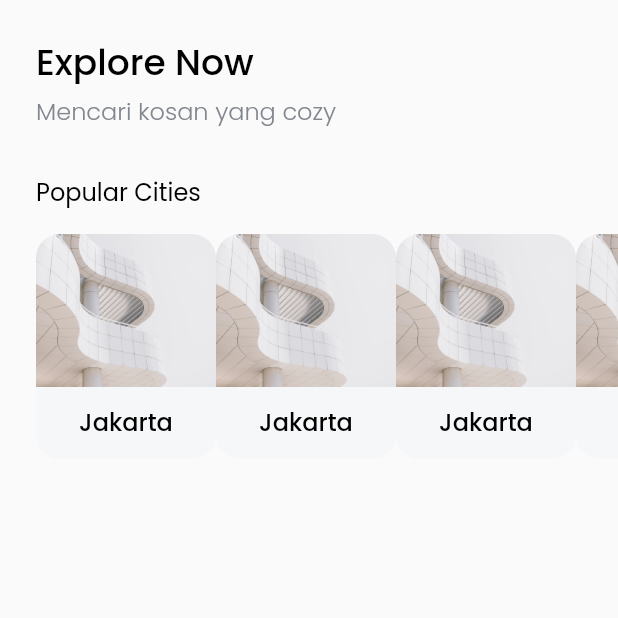
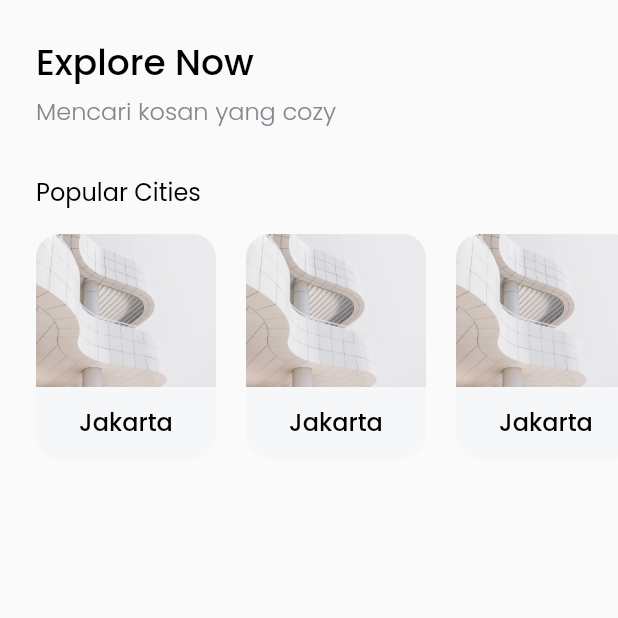
Before and after one commit to Bintaaaa/ui_finding_rent_house, a Flutter app: the HomePage screen opened directly, on a phone screen of 412 x 824 dp, the top half of it. Run offline on Flutter 3.47's test engine with Material 2 defaults, Android fonts, the phone set to English and light mode, and no system bars; our stand-ins replace google_fonts.

```diff
--- a/lib/main.dart
+++ b/lib/main.dart
@@ -4,8 +4,6 @@ import 'package:ui_bwa_koskos/pages/splash_page.dart';
 void main()=>runApp(MyApp());
 
 class MyApp extends StatelessWidget {
-  const MyApp({Key? key}) : super(key: key);
-
   @override
   Widget build(BuildContext context) {
     return MaterialApp(
--- a/lib/pages/home_page.dart
+++ b/lib/pages/home_page.dart
@@ -3,7 +3,6 @@ import 'package:ui_bwa_koskos/theme/font.dart';
 import 'package:ui_bwa_koskos/widgets/city_card.dart';
 
 class HomePage extends StatelessWidget {
-  const HomePage({Key? key}) : super(key: key);
 
   @override
   Widget build(BuildContext context) {
@@ -67,9 +66,17 @@ class HomePage extends StatelessWidget {
                       width: 24,
                     ),
                     CityCard(),
+                    SizedBox(
+                      width: 20,
+                    ),
                     CityCard(),
+                    SizedBox(
+                      width: 20,
+                    ),
                     CityCard(),
-                    CityCard(),
+                    SizedBox(
+                      width: 20,
+                    ),
                   ],
                 ),
               )
--- a/lib/widgets/city_card.dart
+++ b/lib/widgets/city_card.dart
@@ -3,8 +3,6 @@ import 'package:ui_bwa_koskos/theme/color.dart';
 import 'package:ui_bwa_koskos/theme/font.dart';
 
 class CityCard extends StatelessWidget {
-  const CityCard({Key? key}) : super(key: key);
-
   @override
   Widget build(BuildContext context) {
     return ClipRRect(
--- a/pubspec.yaml
+++ b/pubspec.yaml
@@ -18,7 +18,7 @@ publish_to: 'none' # Remove this line if you wish to publish to pub.dev
 version: 1.0.0+1
 
 environment:
-  sdk: ">=2.12.0 <3.0.0"
+  sdk: ">=2.7.0 <3.0.0"
 
 dependencies:
   flutter:
```
Also changed, not shown: lib/model/city.dart (added, +26 -0 lines).
